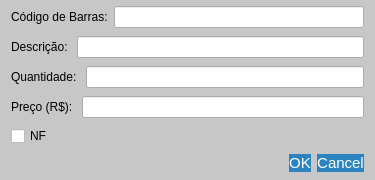
Old version of the form alterarproduto.ui in the repository GabR36/QEstoqueLoja.
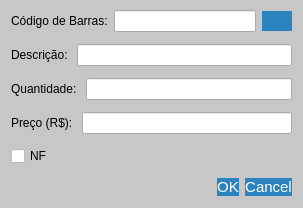
New version of the form.

The edit to the form file:
```diff
--- a/alterarproduto.ui
+++ b/alterarproduto.ui
@@ -6,8 +6,8 @@
    <rect>
     <x>0</x>
     <y>0</y>
-    <width>375</width>
-    <height>180</height>
+    <width>303</width>
+    <height>208</height>
    </rect>
   </property>
   <property name="sizePolicy">
@@ -94,6 +94,40 @@
      <item>
       <widget class="QLineEdit" name="Ledit_AltBarras"/>
      </item>
+     <item>
+      <widget class="QPushButton" name="Btn_GerarCod">
+       <property name="sizePolicy">
+        <sizepolicy hsizetype="Fixed" vsizetype="Fixed">
+         <horstretch>0</horstretch>
+         <verstretch>0</verstretch>
+        </sizepolicy>
+       </property>
+       <property name="minimumSize">
+        <size>
+         <width>30</width>
+         <height>20</height>
+        </size>
+       </property>
+       <property name="maximumSize">
+        <size>
+         <width>30</width>
+         <height>20</height>
+        </size>
+       </property>
+       <property name="toolTip">
+        <string extracomment="Gerar Código de Barras Pessoal">Gerar Código de Barras Pessoal</string>
+       </property>
+       <property name="statusTip">
+        <string extracomment="Gerar Código de Barras Pessoal">Gerar Código de Barras Pessoal</string>
+       </property>
+       <property name="accessibleDescription">
+        <string>Gerar Código de Barras Pessoal</string>
+       </property>
+       <property name="text">
+        <string/>
+       </property>
+      </widget>
+     </item>
     </layout>
    </item>
    <item>
```
